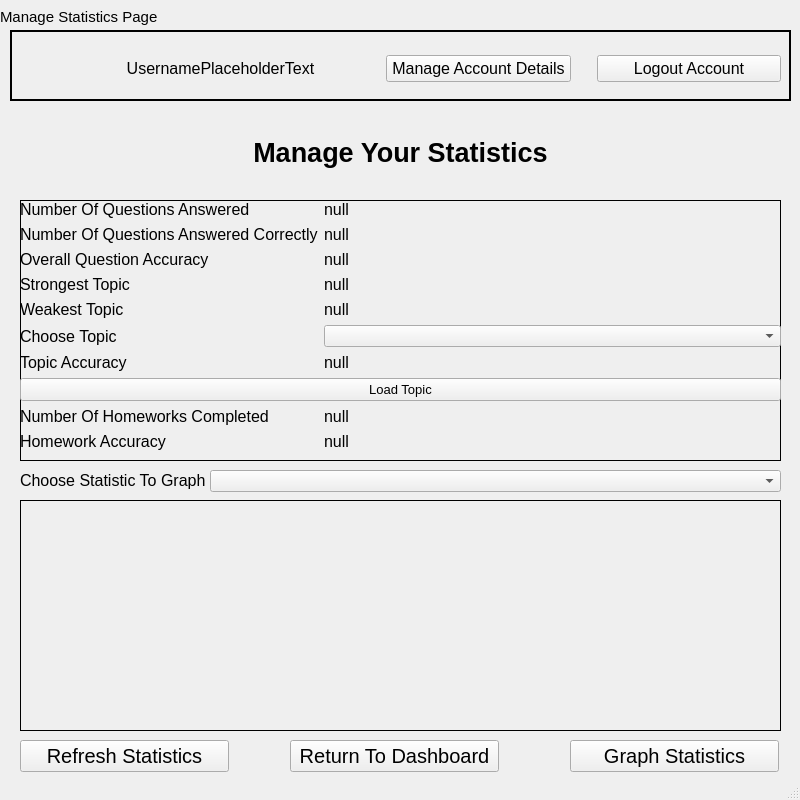
Qt form ui files/studentStatisticsPage.ui (BXRSRUDIOS/a-level-coursework-project) before a commit.
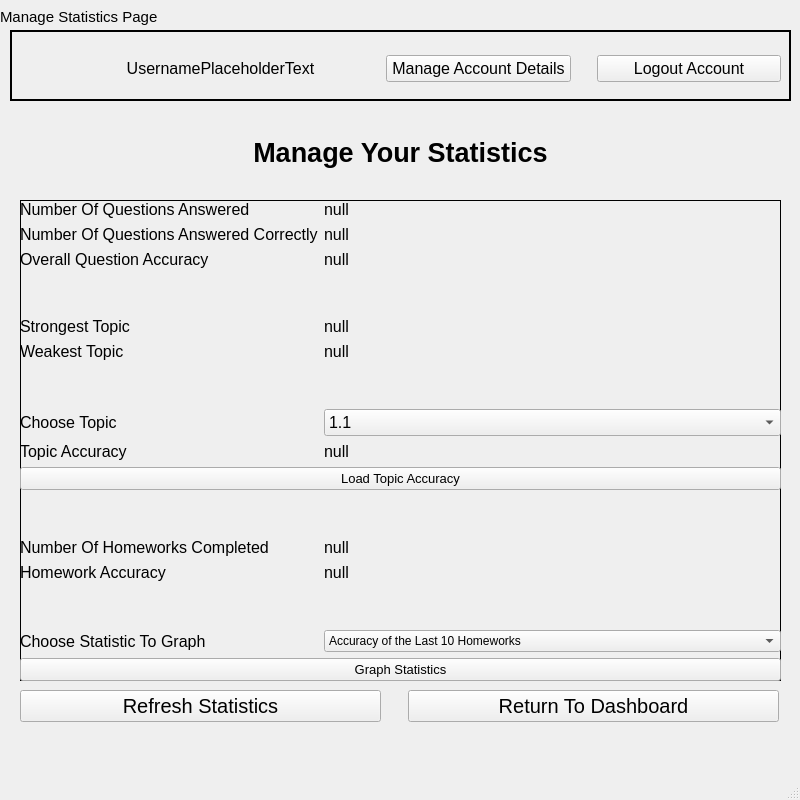
The same form after that commit. Icons and pictures are not drawn.

Commit message: Finished Statistics Viewing As Teacher

Patch:
```diff
--- a/ui files/studentStatisticsPage.ui
+++ b/ui files/studentStatisticsPage.ui
@@ -248,9 +248,9 @@
    <widget class="QPushButton" name="returnToDashboard">
     <property name="geometry">
      <rect>
-      <x>290</x>
-      <y>740</y>
-      <width>209</width>
+      <x>408</x>
+      <y>690</y>
+      <width>371</width>
       <height>32</height>
      </rect>
     </property>
@@ -269,7 +269,7 @@
       <x>20</x>
       <y>200</y>
       <width>761</width>
-      <height>261</height>
+      <height>481</height>
      </rect>
     </property>
     <property name="frameShape">
@@ -284,7 +284,7 @@
        <x>0</x>
        <y>0</y>
        <width>761</width>
-       <height>292</height>
+       <height>481</height>
       </rect>
      </property>
      <layout class="QFormLayout" name="formLayout_2">
@@ -360,7 +360,20 @@
         </property>
        </widget>
       </item>
-      <item row="3" column="0">
+      <item row="3" column="0" colspan="2">
+       <spacer name="verticalSpacer_2">
+        <property name="orientation">
+         <enum>Qt::Vertical</enum>
+        </property>
+        <property name="sizeHint" stdset="0">
+         <size>
+          <width>20</width>
+          <height>40</height>
+         </size>
+        </property>
+       </spacer>
+      </item>
+      <item row="4" column="0">
        <widget class="QLabel" name="label_6">
         <property name="font">
          <font>
@@ -372,7 +385,7 @@
         </property>
        </widget>
       </item>
-      <item row="3" column="1">
+      <item row="4" column="1">
        <widget class="QLabel" name="strongestTopic">
         <property name="font">
          <font>
@@ -384,7 +397,7 @@
         </property>
        </widget>
       </item>
-      <item row="4" column="0">
+      <item row="5" column="0">
        <widget class="QLabel" name="label_7">
         <property name="font">
          <font>
@@ -396,7 +409,7 @@
         </property>
        </widget>
       </item>
-      <item row="4" column="1">
+      <item row="5" column="1">
        <widget class="QLabel" name="weakestTopic">
         <property name="font">
          <font>
@@ -408,7 +421,20 @@
         </property>
        </widget>
       </item>
-      <item row="5" column="0">
+      <item row="6" column="0" colspan="2">
+       <spacer name="verticalSpacer_3">
+        <property name="orientation">
+         <enum>Qt::Vertical</enum>
+        </property>
+        <property name="sizeHint" stdset="0">
+         <size>
+          <width>20</width>
+          <height>40</height>
+         </size>
+        </property>
+       </spacer>
+      </item>
+      <item row="7" column="0">
        <widget class="QLabel" name="label_8">
         <property name="font">
          <font>
@@ -420,10 +446,71 @@
         </property>
        </widget>
       </item>
-      <item row="5" column="1">
-       <widget class="QComboBox" name="chooseTopicComboBox"/>
+      <item row="7" column="1">
+       <widget class="QComboBox" name="chooseTopicComboBox">
+        <property name="font">
+         <font>
+          <pointsize>12</pointsize>
+         </font>
+        </property>
+        <item>
+         <property name="text">
+          <string>1.1</string>
+         </property>
+        </item>
+        <item>
+         <property name="text">
+          <string>1.2</string>
+         </property>
+        </item>
+        <item>
+         <property name="text">
+          <string>1.3</string>
+         </property>
+        </item>
+        <item>
+         <property name="text">
+          <string>1.4</string>
+         </property>
+        </item>
+        <item>
+         <property name="text">
+          <string>1.5</string>
+         </property>
+        </item>
+        <item>
+         <property name="text">
+          <string>1.6</string>
+         </property>
+        </item>
+        <item>
+         <property name="text">
+          <string>2.1</string>
+         </property>
+        </item>
+        <item>
+         <property name="text">
+          <string>2.2</string>
+         </property>
+        </item>
+        <item>
+         <property name="text">
+          <string>2.3</string>
+         </property>
+        </item>
+        <item>
+         <property name="text">
+          <string>2.4</string>
+         </property>
+        </item>
+        <item>
+         <property name="text">
+          <string>2.5</string>
+         </property>
+        </item>
+       </widget>
       </item>
-      <item row="6" column="0">
+      <item row="8" column="0">
        <widget class="QLabel" name="label_9">
         <property name="font">
          <font>
@@ -435,7 +522,7 @@
         </property>
        </widget>
       </item>
-      <item row="6" column="1">
+      <item row="8" column="1">
        <widget class="QLabel" name="topicAccuracy">
         <property name="font">
          <font>
@@ -447,19 +534,32 @@
         </property>
        </widget>
       </item>
-      <item row="7" column="0" colspan="2">
-       <widget class="QPushButton" name="returnToDashboard_4">
+      <item row="9" column="0" colspan="2">
+       <widget class="QPushButton" name="loadTopicAccuracyButton">
         <property name="font">
          <font>
           <pointsize>10</pointsize>
          </font>
         </property>
         <property name="text">
-         <string>Load Topic</string>
+         <string>Load Topic Accuracy</string>
         </property>
        </widget>
       </item>
-      <item row="8" column="0">
+      <item row="10" column="0" colspan="2">
+       <spacer name="verticalSpacer">
+        <property name="orientation">
+         <enum>Qt::Vertical</enum>
+        </property>
+        <property name="sizeHint" stdset="0">
+         <size>
+          <width>20</width>
+          <height>40</height>
+         </size>
+        </property>
+       </spacer>
+      </item>
+      <item row="11" column="0">
        <widget class="QLabel" name="label_10">
         <property name="font">
          <font>
@@ -471,7 +571,7 @@
         </property>
        </widget>
       </item>
-      <item row="8" column="1">
+      <item row="11" column="1">
        <widget class="QLabel" name="noHomeworksCompleted">
         <property name="font">
          <font>
@@ -483,7 +583,7 @@
         </property>
        </widget>
       </item>
-      <item row="9" column="0">
+      <item row="12" column="0">
        <widget class="QLabel" name="label_11">
         <property name="font">
          <font>
@@ -495,7 +595,7 @@
         </property>
        </widget>
       </item>
-      <item row="9" column="1">
+      <item row="12" column="1">
        <widget class="QLabel" name="homeworkAccuracy">
         <property name="font">
          <font>
@@ -507,59 +607,71 @@
         </property>
        </widget>
       </item>
+      <item row="14" column="0">
+       <widget class="QLabel" name="label_12">
+        <property name="font">
+         <font>
+          <pointsize>12</pointsize>
+         </font>
+        </property>
+        <property name="text">
+         <string>Choose Statistic To Graph</string>
+        </property>
+       </widget>
+      </item>
+      <item row="14" column="1">
+       <widget class="QComboBox" name="chooseGraphStatComboBox">
+        <item>
+         <property name="text">
+          <string>Accuracy of the Last 10 Homeworks</string>
+         </property>
+        </item>
+        <item>
+         <property name="text">
+          <string>Topic Accuracy Bar Chart</string>
+         </property>
+        </item>
+        <item>
+         <property name="text">
+          <string>Topic Accuracy Pie Chart</string>
+         </property>
+        </item>
+       </widget>
+      </item>
+      <item row="15" column="0" colspan="2">
+       <widget class="QPushButton" name="graphStatisticsButton">
+        <property name="font">
+         <font>
+          <pointsize>10</pointsize>
+         </font>
+        </property>
+        <property name="text">
+         <string>Graph Statistics</string>
+        </property>
+       </widget>
+      </item>
+      <item row="13" column="0" colspan="2">
+       <spacer name="verticalSpacer_4">
+        <property name="orientation">
+         <enum>Qt::Vertical</enum>
+        </property>
+        <property name="sizeHint" stdset="0">
+         <size>
+          <width>20</width>
+          <height>40</height>
+         </size>
+        </property>
+       </spacer>
+      </item>
      </layout>
     </widget>
    </widget>
-   <widget class="QFrame" name="frame_2">
+   <widget class="QPushButton" name="refreshStatisticsButton">
     <property name="geometry">
      <rect>
       <x>20</x>
-      <y>500</y>
-      <width>761</width>
-      <height>231</height>
-     </rect>
-    </property>
-    <property name="frameShape">
-     <enum>QFrame::Box</enum>
-    </property>
-    <property name="frameShadow">
-     <enum>QFrame::Plain</enum>
-    </property>
-   </widget>
-   <widget class="QLabel" name="label_12">
-    <property name="geometry">
-     <rect>
-      <x>20</x>
-      <y>470</y>
-      <width>191</width>
-      <height>21</height>
-     </rect>
-    </property>
-    <property name="font">
-     <font>
-      <pointsize>12</pointsize>
-     </font>
-    </property>
-    <property name="text">
-     <string>Choose Statistic To Graph</string>
-    </property>
-   </widget>
-   <widget class="QComboBox" name="chooseGraphStatComboBox">
-    <property name="geometry">
-     <rect>
-      <x>210</x>
-      <y>470</y>
-      <width>571</width>
-      <height>22</height>
-     </rect>
-    </property>
-   </widget>
-   <widget class="QPushButton" name="returnToDashboard_2">
-    <property name="geometry">
-     <rect>
-      <x>20</x>
-      <y>740</y>
-      <width>209</width>
+      <y>690</y>
+      <width>361</width>
       <height>32</height>
      </rect>
     </property>
@@ -572,24 +684,6 @@
      <string>Refresh Statistics</string>
     </property>
    </widget>
-   <widget class="QPushButton" name="returnToDashboard_3">
-    <property name="geometry">
-     <rect>
-      <x>570</x>
-      <y>740</y>
-      <width>209</width>
-      <height>32</height>
-     </rect>
-    </property>
-    <property name="font">
-     <font>
-      <pointsize>15</pointsize>
-     </font>
-    </property>
-    <property name="text">
-     <string>Graph Statistics</string>
-    </property>
-   </widget>
   </widget>
   <widget class="QMenuBar" name="menubar">
    <property name="geometry">
```
The commit also changes 8 other files.
